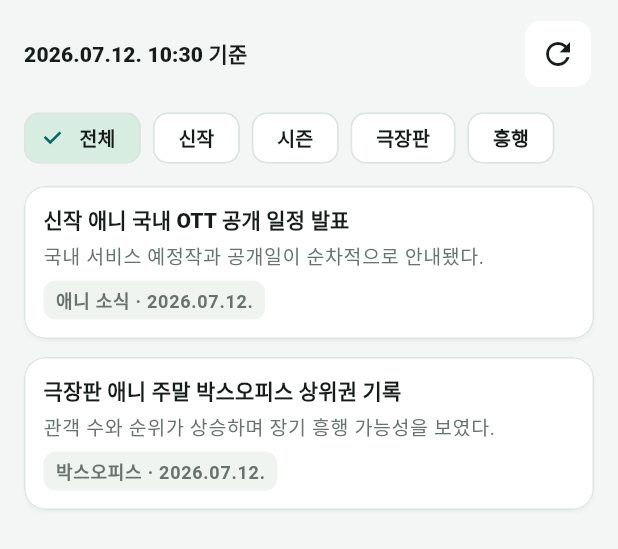
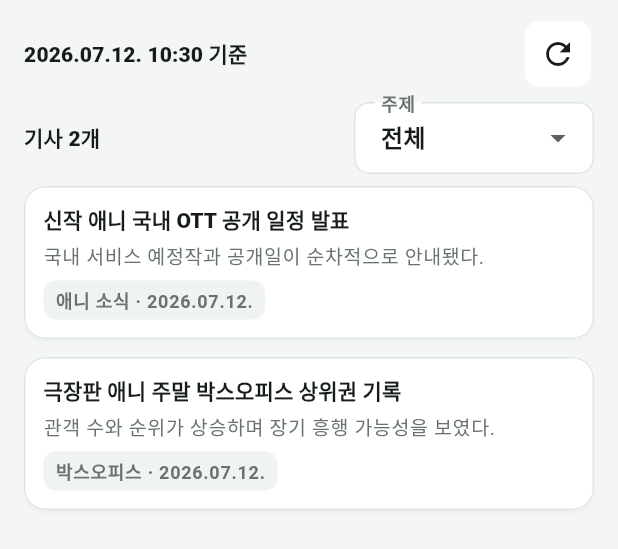
Before and after one commit to YuJY9897/anime-checker, a Flutter app: the NewsScreen widget shown alone on an empty page, opened directly, on a phone screen of 412 x 824 dp. Shown: the top 549 px of the screen. Run offline on Flutter 3.47's test engine with Material 3 defaults, Android fonts, the phone set to English and light mode, and no system bars; our stand-ins replace file_picker, flutter_riverpod, share_plus, webview_flutter; network calls fail.

Commit message:
신작 애니/애니 소식 필터를 드롭다운으로 통일
- 애니 소식: 주제 칩 5개를 보관함 스타일 주제 드롭다운으로 교체, 기사 수 표시
- 신작 애니: 년도/월 드롭다운 축소 + 구분(전체/애니/극장판) 드롭다운 추가

Co-Authored-By: Claude Fable 5 <noreply@anthropic.com>

```diff
--- a/anime_checker_flutter/lib/src/features/news/news_screen.dart
+++ b/anime_checker_flutter/lib/src/features/news/news_screen.dart
@@ -88,16 +88,37 @@ class _NewsScreenState extends ConsumerState<NewsScreen> {
           ),
           Padding(
             padding: const EdgeInsets.fromLTRB(16, 0, 16, 8),
-            child: Wrap(
-              spacing: 8,
-              runSpacing: 8,
-              children: NewsFilter.values.map((value) {
-                return ChoiceChip(
-                  label: Text(value.label),
-                  selected: filter == value,
-                  onSelected: (_) => setState(() => filter = value),
-                );
-              }).toList(),
+            child: Row(
+              children: [
+                Expanded(
+                  child: Text(
+                    '기사 ${items.length}개',
+                    style: Theme.of(context).textTheme.labelLarge,
+                  ),
+                ),
+                SizedBox(
+                  width: 160,
+                  child: DropdownButtonFormField<NewsFilter>(
+                    initialValue: filter,
+                    decoration: const InputDecoration(
+                      labelText: '주제',
+                      isDense: true,
+                      border: OutlineInputBorder(),
+                    ),
+                    items: NewsFilter.values
+                        .map(
+                          (value) => DropdownMenuItem(
+                            value: value,
+                            child: Text(value.label),
+                          ),
+                        )
+                        .toList(),
+                    onChanged: (value) {
+                      if (value != null) setState(() => filter = value);
+                    },
+                  ),
+                ),
+              ],
             ),
           ),
           if (controller.newsLoading && controller.news.isEmpty)
```
Also changed, not shown: anime_checker_flutter/lib/src/features/home/new_anime_screen.dart (+26 -1 lines).
